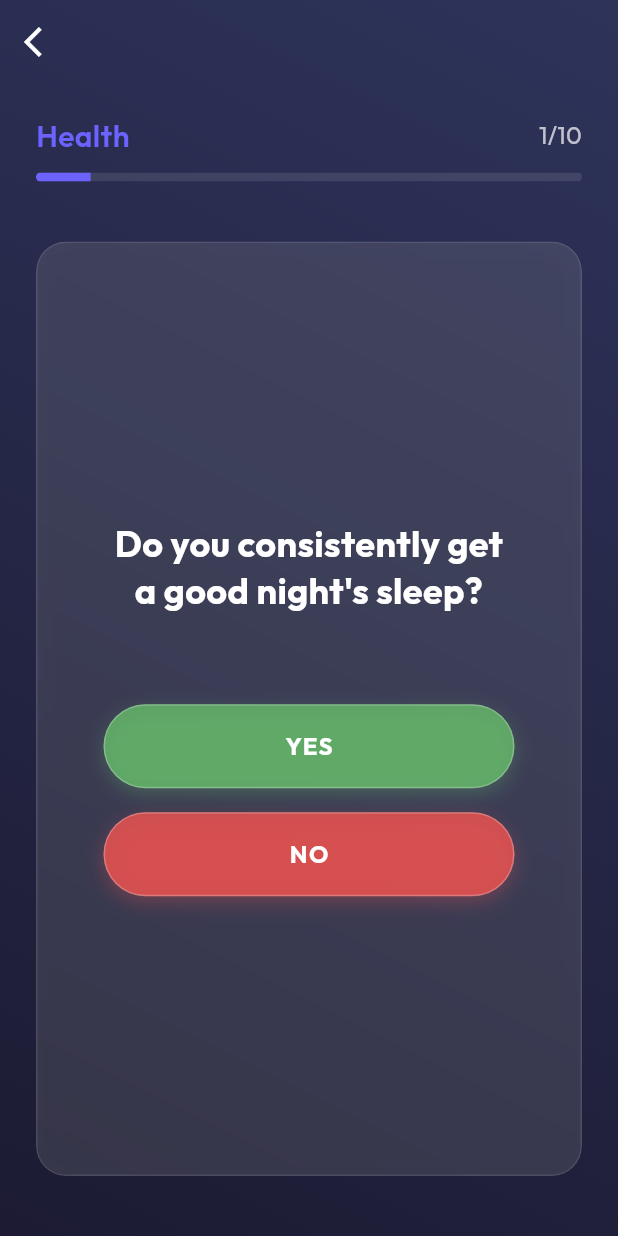
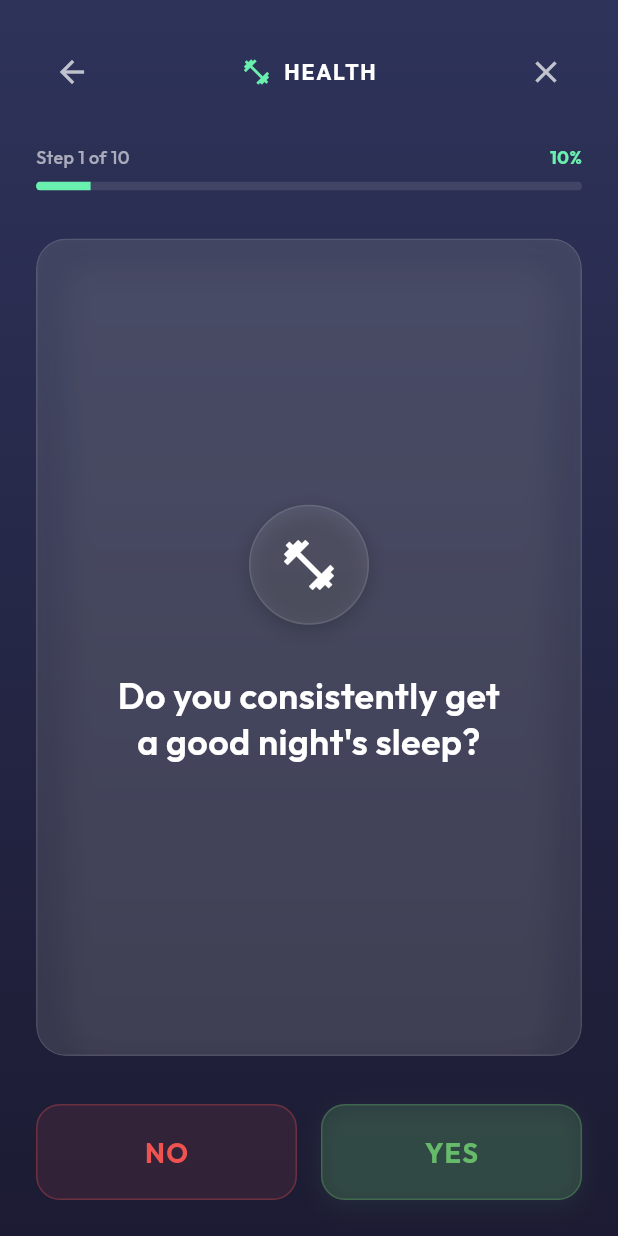
Before and after one commit to gcristianivan/wheel-of-life, a Flutter app: the _AssessmentBody screen opened directly, on a phone screen of 412 x 824 dp. Run offline on Flutter 3.47's test engine with Material 3 defaults, Android fonts, the phone set to English and light mode, and no system bars; our stand-ins replace fl_chart, google_fonts, hive_flutter, local_auth, shared_preferences; accounts and stored records are empty.

Commit message:
feat: redesign Assessment screen and add back buttons

```diff
--- a/lib/views/app_theme.dart
+++ b/lib/views/app_theme.dart
@@ -6,6 +6,8 @@ class AppTheme {
   static const Color background = Color(0xFF202028); // Dark background
   static const Color glassWhite = Color(0x1FFFFFFF); // 12% opacity white
   static const Color accentColor = Color(0xFF6C63FF);
+  static const Color successColor = Color(0xFF66BB6A);
+  static const Color errorColor = Color(0xFFEF5350);
 
   static const Map<String, Color> categoryColors = {
     'Health': Color(0xFF69F0AE), // Green
@@ -17,6 +19,29 @@ class AppTheme {
     'Fun': Color(0xFFFFD740), // Yellow
     'Environment': Color(0xFF18FFFF), // Cyan
   };
+
+  static IconData getCategoryIcon(String category) {
+    switch (category) {
+      case 'Health':
+        return Icons.fitness_center;
+      case 'Career':
+        return Icons.work;
+      case 'Finances':
+        return Icons.attach_money;
+      case 'Growth':
+        return Icons.trending_up;
+      case 'Romance':
+        return Icons.favorite_border;
+      case 'Social':
+        return Icons.people;
+      case 'Fun':
+        return Icons.celebration;
+      case 'Environment':
+        return Icons.home;
+      default:
+        return Icons.category;
+    }
+  }
 
   static final TextStyle heading1 = GoogleFonts.outfit(
     fontSize: 32,
--- a/lib/views/assessment_view.dart
+++ b/lib/views/assessment_view.dart
@@ -23,9 +23,6 @@ class _AssessmentBody extends StatefulWidget {
 }
 
 class _AssessmentBodyState extends State<_AssessmentBody> {
-  // Can use PageController if we want slide animations, but standard state rebuild is snappier for "flashcard" feel
-  // requested in image.
-
   @override
   Widget build(BuildContext context) {
     final controller = context.watch<AssessmentController>();
@@ -36,113 +33,32 @@ class _AssessmentBodyState extends State<_AssessmentBody> {
       });
     }
 
+    // Get current category color or default to accent
+    final categoryColor =
+        AppTheme.categoryColors[controller.currentCategory] ??
+        AppTheme.accentColor;
+
     return Scaffold(
-      extendBodyBehindAppBar: true,
-      appBar: AppBar(
-        backgroundColor: Colors.transparent,
-        elevation: 0,
-        leading: IconButton(
-          icon: const Icon(Icons.arrow_back_ios, color: Colors.white),
-          onPressed: () => Navigator.pop(context),
-        ),
-
-      ),
       body: Container(
         decoration: const BoxDecoration(
           gradient: LinearGradient(
-            begin: Alignment.topRight,
-            end: Alignment.bottomLeft,
+            begin: Alignment.topCenter,
+            end: Alignment.bottomCenter,
             colors: [Color(0xFF2E335A), Color(0xFF1C1B33)],
           ),
         ),
         child: SafeArea(
           child: Padding(
-            padding: const EdgeInsets.symmetric(horizontal: 24.0),
+            padding: const EdgeInsets.all(24.0),
             child: Column(
-              crossAxisAlignment: CrossAxisAlignment.start,
               children: [
-                const SizedBox(height: 20),
-                // Category Header row
-                Row(
-                  mainAxisAlignment: MainAxisAlignment.spaceBetween,
-                  children: [
-                    Text(
-                      controller.currentCategory,
-                      style: AppTheme.heading2.copyWith(
-                        color: AppTheme.accentColor,
-                        fontSize: 20,
+                _buildHeader(context, controller, categoryColor),
+                const SizedBox(height: 32),
+                Expanded(
+                  child: _buildQuestionCard(controller, categoryColor),
                 ),
-                    ),
-                    Text(
-                      "${controller.currentQuestionInCategory}/10",
-                      style: AppTheme.bodyText.copyWith(
-                        color: Colors.white70,
-                        fontSize: 16,
-                      ),
-                    ),
-                  ],
-                ),
-                const SizedBox(height: 10),
-                // Progress Bar
-                ClipRRect(
-                  borderRadius: BorderRadius.circular(4),
-                  child: LinearProgressIndicator(
-                    value: controller.currentQuestionInCategory / 10.0,
-                    minHeight: 6,
-                    backgroundColor: Colors.white10,
-                    valueColor: AlwaysStoppedAnimation<Color>(
-                      AppTheme.accentColor,
-                    ),
-                  ),
-                ),
-                const SizedBox(height: 40),
-
-                // Card
-                Expanded(
-                  child: Stack(
-                    children: [
-                      AppTheme.glassCard(
-                        child: Container(
-                          width: double.infinity,
-                          padding: const EdgeInsets.symmetric(
-                            horizontal: 24,
-                            vertical: 40,
-                          ),
-                          child: Column(
-                            mainAxisAlignment: MainAxisAlignment.center,
-                            children: [
-                              Text(
-                                controller.currentQuestion.text,
-                                style: AppTheme.heading1.copyWith(
-                                  fontSize: 24,
-                                  height: 1.3,
-                                ),
-                                textAlign: TextAlign.center,
-                              ),
-                              const SizedBox(height: 60),
-                              _OptionButton(
-                                text: "YES",
-                                color: const Color(
-                                  0xFF66BB6A,
-                                ).withOpacity(0.8), // Green
-                                onTap: () => controller.answer(true),
-                              ),
-                              const SizedBox(height: 16),
-                              _OptionButton(
-                                text: "NO",
-                                color: const Color(
-                                  0xFFEF5350,
-                                ).withOpacity(0.8), // Red
-                                onTap: () => controller.answer(false),
-                              ),
-                            ],
-                          ),
-                        ),
-                      ),
-                    ],
-                  ),
-                ),
-                const SizedBox(height: 40),
+                const SizedBox(height: 32),
+                _buildFooter(controller),
               ],
             ),
           ),
@@ -150,46 +66,259 @@ class _AssessmentBodyState extends State<_AssessmentBody> {
       ),
     );
   }
+
+  Widget _buildHeader(
+    BuildContext context,
+    AssessmentController controller,
+    Color categoryColor,
+  ) {
+    // Calculate progress as percentage string (e.g., "30%")
+    final progressPercent = (controller.categoryProgress * 100).toInt();
+
+    return Column(
+      children: [
+        Row(
+          mainAxisAlignment: MainAxisAlignment.spaceBetween,
+          children: [
+            IconButton(
+              onPressed: () => Navigator.pop(context),
+              icon: const Icon(Icons.arrow_back, color: Colors.white70),
+              style: IconButton.styleFrom(
+                backgroundColor: Colors.transparent,
+                shape: const CircleBorder(),
+              ),
+            ),
+            Row(
+              children: [
+                Icon(
+                  AppTheme.getCategoryIcon(controller.currentCategory),
+                  color: categoryColor,
+                  size: 20,
+                ),
+                const SizedBox(width: 8),
+                Text(
+                  controller.currentCategory.toUpperCase(),
+                  style: const TextStyle(
+                    color: Colors.white,
+                    fontWeight: FontWeight.bold,
+                    letterSpacing: 1.2,
+                    fontSize: 14,
+                  ),
+                ),
+              ],
+            ),
+            IconButton(
+              onPressed: () => Navigator.pop(context),
+              icon: const Icon(Icons.close, color: Colors.white70),
+              style: IconButton.styleFrom(
+                backgroundColor: Colors.transparent,
+                shape: const CircleBorder(),
+              ),
+            ),
+          ],
+        ),
+        const SizedBox(height: 24),
+        Row(
+          mainAxisAlignment: MainAxisAlignment.spaceBetween,
+          children: [
+            Text(
+              "Step ${controller.currentQuestionInCategory} of ${controller.questionsPerCategory}",
+              style: const TextStyle(
+                color: Colors.white60,
+                fontSize: 12,
+                fontWeight: FontWeight.w500,
+              ),
+            ),
+            Text(
+              "$progressPercent%",
+              style: TextStyle(
+                color: categoryColor,
+                fontSize: 12,
+                fontWeight: FontWeight.bold,
+              ),
+            ),
+          ],
+        ),
+        const SizedBox(height: 8),
+        ClipRRect(
+          borderRadius: BorderRadius.circular(4),
+          child: LinearProgressIndicator(
+            value: controller.categoryProgress,
+            backgroundColor: Colors.white10,
+            valueColor: AlwaysStoppedAnimation<Color>(categoryColor),
+            minHeight: 6,
+          ),
+        ),
+      ],
+    );
+  }
+
+  Widget _buildQuestionCard(
+    AssessmentController controller,
+    Color categoryColor,
+  ) {
+    return Stack(
+      alignment: Alignment.center,
+      children: [
+        // Background glow/shadow layers
+        Positioned(
+          top: 20,
+          left: 20,
+          right: 20,
+          bottom: 0,
+          child: Container(
+            decoration: BoxDecoration(
+              color: Colors.white.withOpacity(0.05),
+              borderRadius: BorderRadius.circular(20),
+            ),
+          ),
+        ),
+        AppTheme.glassCard(
+          child: Container(
+            width: double.infinity,
+            padding: const EdgeInsets.all(32),
+            child: Column(
+              mainAxisAlignment: MainAxisAlignment.center,
+              children: [
+                Container(
+                  width: 80,
+                  height: 80,
+                  decoration: BoxDecoration(
+                    color: Colors.white.withOpacity(0.1),
+                    shape: BoxShape.circle,
+                    border: Border.all(color: Colors.white.withOpacity(0.1)),
+                    boxShadow: [
+                      BoxShadow(
+                        color: Colors.black.withOpacity(0.2),
+                        blurRadius: 10,
+                        offset: const Offset(0, 4),
+                      ),
+                    ],
+                  ),
+                  child: Icon(
+                    AppTheme.getCategoryIcon(controller.currentCategory),
+                    color: Colors.white,
+                    size: 40,
+                  ),
+                ),
+                const SizedBox(height: 32),
+                Text(
+                  controller.currentQuestion.text,
+                  textAlign: TextAlign.center,
+                  style: const TextStyle(
+                    color: Colors.white,
+                    fontSize: 24,
+                    fontWeight: FontWeight.w600,
+                    height: 1.3,
+                  ),
+                ),
+                const SizedBox(height: 16),
+                // Optional description text if available in future
+              ],
+            ),
+          ),
+        ),
+      ],
+    );
+  }
+
+  Widget _buildFooter(AssessmentController controller) {
+    return Column(
+      children: [
+        Row(
+          children: [
+            Expanded(
+              child: _OptionButton(
+                text: "NO",
+                isYes: false,
+                onTap: () => controller.answer(false),
+              ),
+            ),
+            const SizedBox(width: 16),
+            Expanded(
+              child: _OptionButton(
+                text: "YES",
+                isYes: true,
+                onTap: () => controller.answer(true),
+              ),
+            ),
+          ],
+        ),
+      ],
+    );
+  }
 }
 
 class _OptionButton extends StatelessWidget {
   final String text;
-  final Color color;
+  final bool isYes;
   final VoidCallback onTap;
 
   const _OptionButton({
     required this.text,
-    required this.color,
+    required this.isYes,
     required this.onTap,
   });
 
   @override
   Widget build(BuildContext context) {
+    final color = isYes ? AppTheme.successColor : AppTheme.errorColor;
+
+    // YES button styling (Filled)
+    if (isYes) {
       return GestureDetector(
         onTap: onTap,
         child: Container(
-        width: double.infinity,
-        height: 56,
-        alignment: Alignment.center,
+          height: 64,
           decoration: BoxDecoration(
-          color: color,
-          borderRadius: BorderRadius.circular(30), // Pill shape
-          border: Border.all(color: Colors.white24),
+            color: color.withOpacity(0.2),
+            borderRadius: BorderRadius.circular(16),
+            border: Border.all(color: color.withOpacity(0.3)),
             boxShadow: [
               BoxShadow(
-              color: color.withOpacity(0.3),
-              blurRadius: 10,
+                color: color.withOpacity(0.1),
+                blurRadius: 12,
                 offset: const Offset(0, 4),
               ),
             ],
           ),
+          child: Row(
+            mainAxisAlignment: MainAxisAlignment.center,
+            children: [
+              Text(
+                text,
+                style: TextStyle(
+                  color: color,
+                  fontSize: 18,
+                  fontWeight: FontWeight.bold,
+                  letterSpacing: 1.0,
+                ),
+              ),
+            ],
+          ),
+        ),
+      );
+    }
+
+    // NO button styling (Outlined/Darker)
+    return GestureDetector(
+      onTap: onTap,
+      child: Container(
+        height: 64,
+        decoration: BoxDecoration(
+          color: color.withOpacity(0.1),
+          borderRadius: BorderRadius.circular(16),
+          border: Border.all(color: color.withOpacity(0.3)),
+        ),
+        child: Center(
           child: Text(
             text,
-          style: const TextStyle(
-            color: Colors.white,
-            fontSize: 16,
+            style: TextStyle(
+              color: color,
+              fontSize: 18,
               fontWeight: FontWeight.bold,
               letterSpacing: 1.0,
+            ),
           ),
         ),
       ),
--- a/lib/views/history_view.dart
+++ b/lib/views/history_view.dart
@@ -149,14 +149,21 @@ class _HistoryViewState extends State<HistoryView> {
       child: Row(
         mainAxisAlignment: MainAxisAlignment.spaceBetween,
         children: [
-          Expanded( // Expanded to prevent overflow
-            child: Column(
+          Row(
+            children: [
+              IconButton(
+                icon: const Icon(Icons.arrow_back, color: Colors.white),
+                onPressed: () => Navigator.pop(context),
+              ),
+              const SizedBox(width: 8),
+              Column(
                 crossAxisAlignment: CrossAxisAlignment.start,
                 children: [
                   Text("Evolution", style: AppTheme.heading1),
                   Text("Track your progress", style: AppTheme.bodyText),
                 ],
               ),
+            ],
           ),
           Container(
             decoration: BoxDecoration(
--- a/lib/views/pillar_detail_view.dart
+++ b/lib/views/pillar_detail_view.dart
@@ -152,6 +152,10 @@ class _PillarDetailViewState extends State<PillarDetailView> {
       appBar: AppBar(
         backgroundColor: widget.color.withOpacity(0.2),
         elevation: 0,
+        leading: IconButton(
+          icon: const Icon(Icons.arrow_back, color: Colors.white),
+          onPressed: () => Navigator.pop(context),
+        ),
         title: Text(widget.category, style: AppTheme.heading2),
       ),
       floatingActionButton: FloatingActionButton(
--- a/lib/views/settings_view.dart
+++ b/lib/views/settings_view.dart
@@ -35,6 +35,10 @@ class _SettingsViewState extends State<SettingsView> {
         title: Text("Settings", style: AppTheme.heading2),
         backgroundColor: Colors.transparent,
         elevation: 0,
+        leading: IconButton(
+          icon: const Icon(Icons.arrow_back, color: Colors.white),
+          onPressed: () => Navigator.pop(context),
+        ),
         iconTheme: const IconThemeData(color: Colors.white),
       ),
       body: Container(
```
Lines whose indentation alone changed are shown as unchanged.
